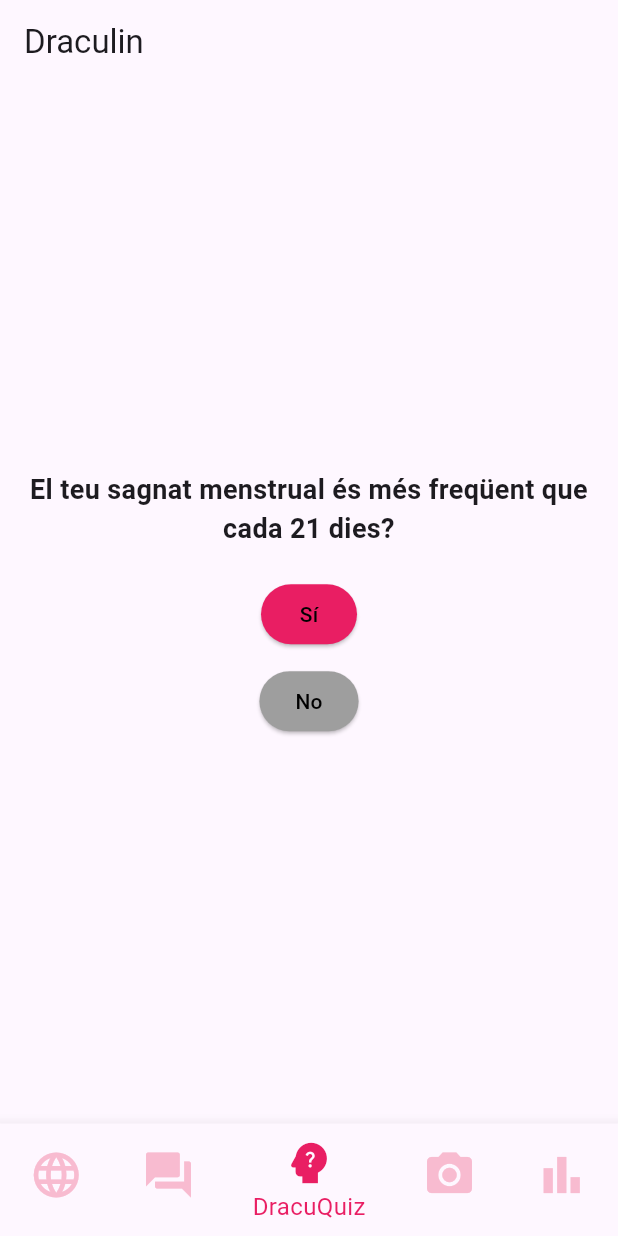
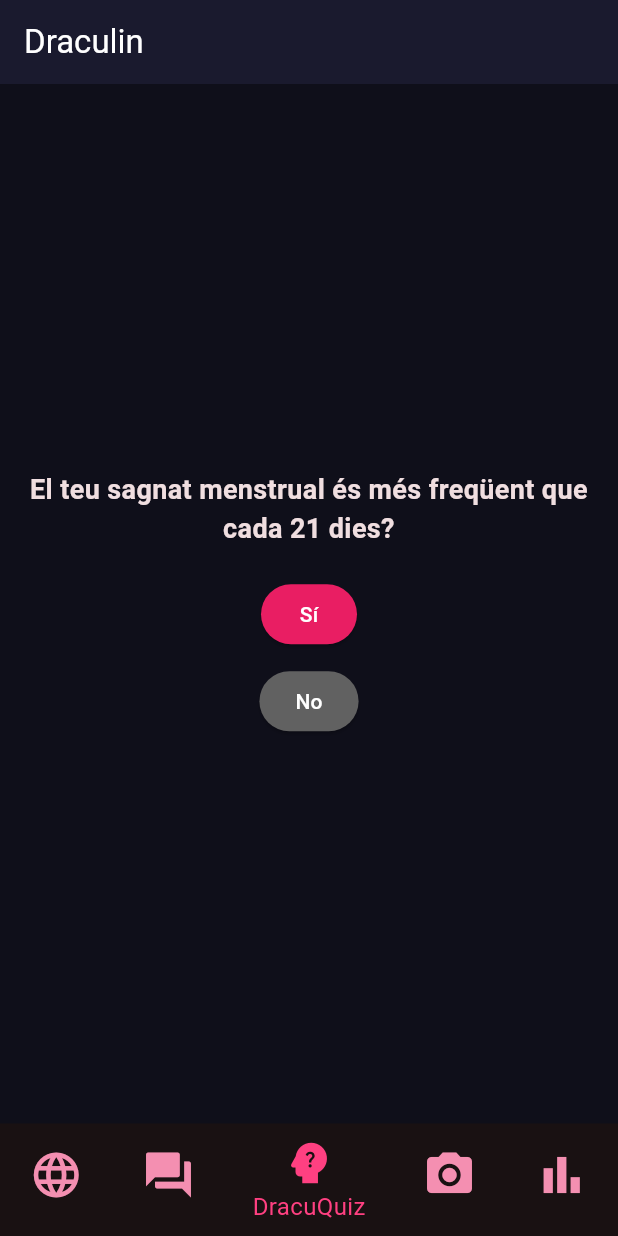
Before and after one commit to cuberhaus/Draculin-Front, a Flutter app: the screen it shows after launch, item 3 of the bottom bar chosen, on a phone screen of 412 x 824 dp. Run offline on Flutter 3.47's test engine with Material 3 defaults, Android fonts, the phone set to English and light mode, and no system bars; our stand-ins replace camera; network calls fail.

Commit message:
Enhance UI with updated color scheme and theming; adjust button styles for better visibility

```diff
--- a/dracu_app/lib/main.dart
+++ b/dracu_app/lib/main.dart
@@ -183,7 +183,7 @@ class _PeriodCalendarState extends State<PeriodCalendar> {
         onTap: () => _handleTap(day),
         child: Container(
           decoration: BoxDecoration(
-            border: Border.all(color: Colors.grey),
+            border: Border.all(color: const Color(0xFF616161)),
           ),
           child: Stack(
             alignment: Alignment.center,
@@ -462,6 +462,30 @@ class _MyAppState extends State<MyApp> {
   @override
   Widget build(BuildContext context) {
     return MaterialApp(
+      title: 'Draculin',
+      themeMode: ThemeMode.dark,
+      theme: ThemeData(
+        colorScheme: ColorScheme.fromSeed(
+          seedColor: Colors.pink,
+          brightness: Brightness.light,
+        ),
+        useMaterial3: true,
+      ),
+      darkTheme: ThemeData(
+        colorScheme: ColorScheme.fromSeed(
+          seedColor: Colors.pink,
+          brightness: Brightness.dark,
+        ),
+        useMaterial3: true,
+        appBarTheme: const AppBarTheme(
+          backgroundColor: Color(0xFF1A1A2E),
+          foregroundColor: Colors.white,
+        ),
+        scaffoldBackgroundColor: const Color(0xFF0F0F1A),
+        cardTheme: const CardTheme(
+          color: Color(0xFF1A1A2E),
+        ),
+      ),
       home: Scaffold(
         appBar: AppBar(
           title: Text('Draculin'),
@@ -474,8 +498,9 @@ class _MyAppState extends State<MyApp> {
               _currentIndex = index;
             });
           },
-          selectedItemColor: Colors.pink,
-          unselectedItemColor: Colors.pink[100],
+          selectedItemColor: Colors.pinkAccent,
+          unselectedItemColor: Colors.pink[200],
+          backgroundColor: const Color(0xFF1A1A2E),
           iconSize: 36.0,
           selectedFontSize: 16.0,
           unselectedFontSize: 14.0,
@@ -585,10 +610,9 @@ class _DracuQuizScreenState extends State<DracuQuizScreen> {
           SizedBox(height: 20),
           ElevatedButton(
             onPressed: () => _answerQuestion(true),
-            // child: Text('Sí'),
             child: Text(
               'Sí',
-              style: TextStyle(color: Colors.black), // Black text color
+              style: TextStyle(color: Colors.white),
             ),
             style: ElevatedButton.styleFrom(
               backgroundColor: Colors.pink,
@@ -602,10 +626,10 @@ class _DracuQuizScreenState extends State<DracuQuizScreen> {
             onPressed: () => _answerQuestion(false),
             child: Text(
               'No',
-              style: TextStyle(color: Colors.black), // Black text color
+              style: TextStyle(color: Colors.white),
             ),
             style: ElevatedButton.styleFrom(
-              backgroundColor: Colors.grey,
+              backgroundColor: Colors.grey[700],
               shape: RoundedRectangleBorder(
                 borderRadius: BorderRadius.circular(30),
               ),
```
